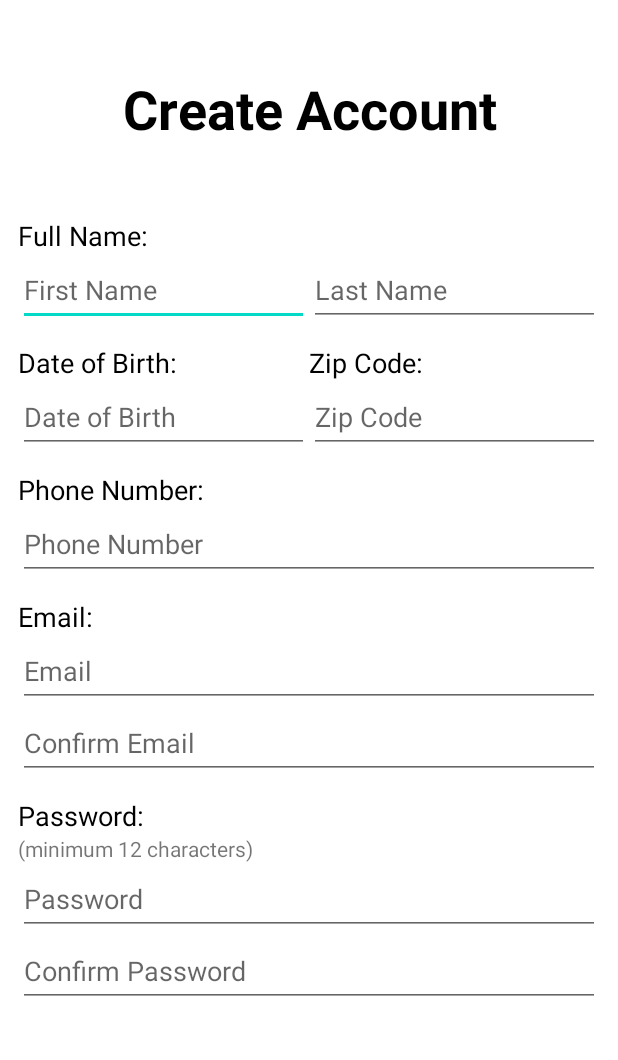
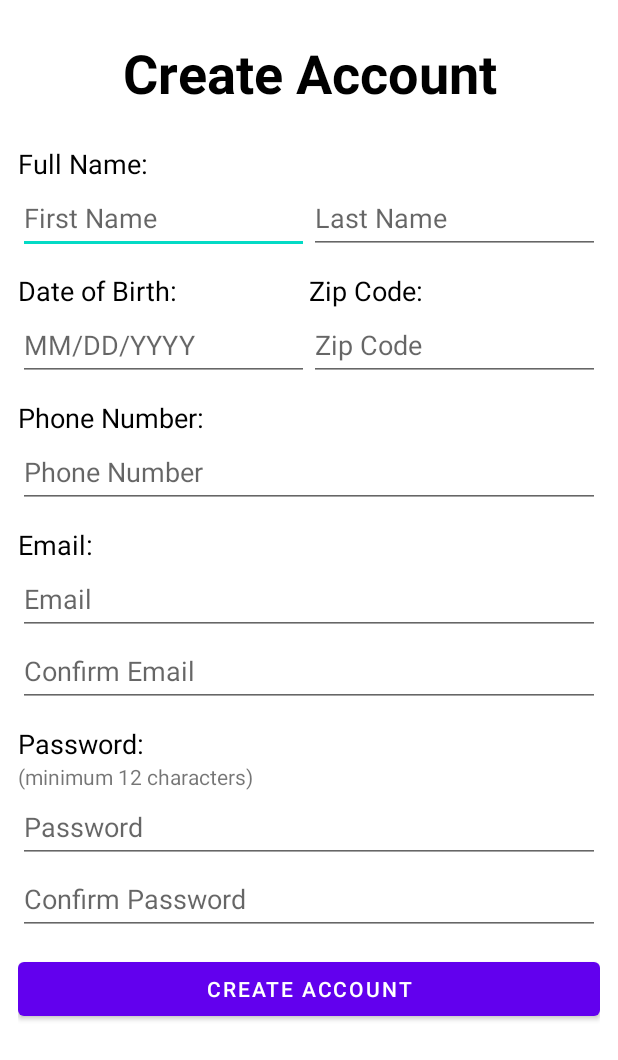
Before and after one commit to Linus319/TheValleyBankApp, an Android app: the layout activity_create_account.xml on its own in the app's theme, with its tools: preview values and no code run, on a phone screen of 412 x 824 dp. Shown: the top 1060 px of the screen. Run offline under Robolectric (Android 15) with nearby library versions, the phone set to English and light mode, and no system bars.

Commit message:
updating project

```diff
--- a/app/src/main/AndroidManifest.xml
+++ b/app/src/main/AndroidManifest.xml
@@ -12,6 +12,12 @@
         android:theme="@style/Theme.TheValleyBankApp"
         tools:targetApi="31">
         <activity
+            android:name=".CreateAccountActivity"
+            android:exported="false" />
+        <activity
+            android:name=".LoginActivity"
+            android:exported="false" />
+        <activity
             android:name=".MainActivity"
             android:exported="true">
             <intent-filter>
--- a/app/src/main/res/layout/activity_create_account.xml
+++ b/app/src/main/res/layout/activity_create_account.xml
@@ -5,11 +5,21 @@
     android:layout_height="match_parent"
     android:orientation="vertical">
 
+    <ScrollView
+        android:layout_width="match_parent"
+        android:layout_height="match_parent">
+
+        <LinearLayout
+            android:layout_width="match_parent"
+            android:layout_height="wrap_content"
+            android:layout_marginHorizontal="12dp"
+            android:orientation="vertical">
+
             <TextView
                 android:id="@+id/createAccountText"
                 android:layout_width="match_parent"
                 android:layout_height="wrap_content"
-        android:layout_marginVertical="48dp"
+                android:layout_marginVertical="24dp"
                 android:text="Create Account"
                 android:textAlignment="center"
                 android:textColor="@color/black"
@@ -19,7 +29,6 @@
             <LinearLayout
                 android:layout_width="match_parent"
                 android:layout_height="wrap_content"
-        android:layout_marginHorizontal="12dp"
                 android:orientation="vertical">
 
                 <TextView
@@ -60,7 +69,6 @@
             <LinearLayout
                 android:layout_width="match_parent"
                 android:layout_height="wrap_content"
-        android:layout_marginHorizontal="12dp"
                 android:layout_marginBottom="12dp"
                 android:orientation="horizontal">
 
@@ -85,7 +93,7 @@
                         android:layout_height="48dp"
                         android:layout_weight="1"
                         android:ems="10"
-                android:hint="Date of Birth"
+                        android:hint="MM/DD/YYYY"
                         android:inputType="date" />
 
                 </LinearLayout>
@@ -120,7 +128,6 @@
             <LinearLayout
                 android:layout_width="match_parent"
                 android:layout_height="match_parent"
-        android:layout_marginHorizontal="12dp"
                 android:orientation="vertical">
 
                 <TextView
@@ -197,4 +204,18 @@
                     android:inputType="textPassword"
                     android:textColor="@color/black" />
             </LinearLayout>
+
+            <Button
+                android:id="@+id/createAccountButton"
+                android:layout_width="match_parent"
+                android:layout_height="wrap_content"
+                android:layout_marginVertical="12dp"
+                android:text="Create Account" />
+
+            <Space
+                android:layout_width="match_parent"
+                android:layout_height="48dp" />
+
         </LinearLayout>
+    </ScrollView>
+</LinearLayout>
--- a/app/src/main/res/layout/activity_login.xml
+++ b/app/src/main/res/layout/activity_login.xml
@@ -58,8 +58,8 @@
         android:inputType="textPassword" />
 
     <Button
-        android:id="@+id/buttonCreateAccount"
+        android:id="@+id/loginButton"
         android:layout_width="match_parent"
         android:layout_height="wrap_content"
-        android:text="Create Account" />
+        android:text="Log In" />
 </LinearLayout>
--- a/app/src/main/res/layout/activity_main.xml
+++ b/app/src/main/res/layout/activity_main.xml
@@ -1,4 +1,4 @@
- <?xml version="1.0" encoding="utf-8"?>
+<?xml version="1.0" encoding="utf-8"?>
 <LinearLayout xmlns:android="http://schemas.android.com/apk/res/android"
     xmlns:app="http://schemas.android.com/apk/res-auto"
     xmlns:tools="http://schemas.android.com/tools"
```
Also changed, not shown: app/src/main/java/com/example/thevalleybankapp/CreateAccountActivity.java (added, +25 -0 lines), app/src/main/java/com/example/thevalleybankapp/DBManager.java (added, +67 -0 lines), app/src/main/java/com/example/thevalleybankapp/DatabaseHelper.java (added, +53 -0 lines), app/src/main/java/com/example/thevalleybankapp/LoginActivity.java (added, +14 -0 lines), app/src/main/java/com/example/thevalleybankapp/MainActivity.java (+18 -0 lines). Lines whose indentation alone changed are shown as unchanged.
